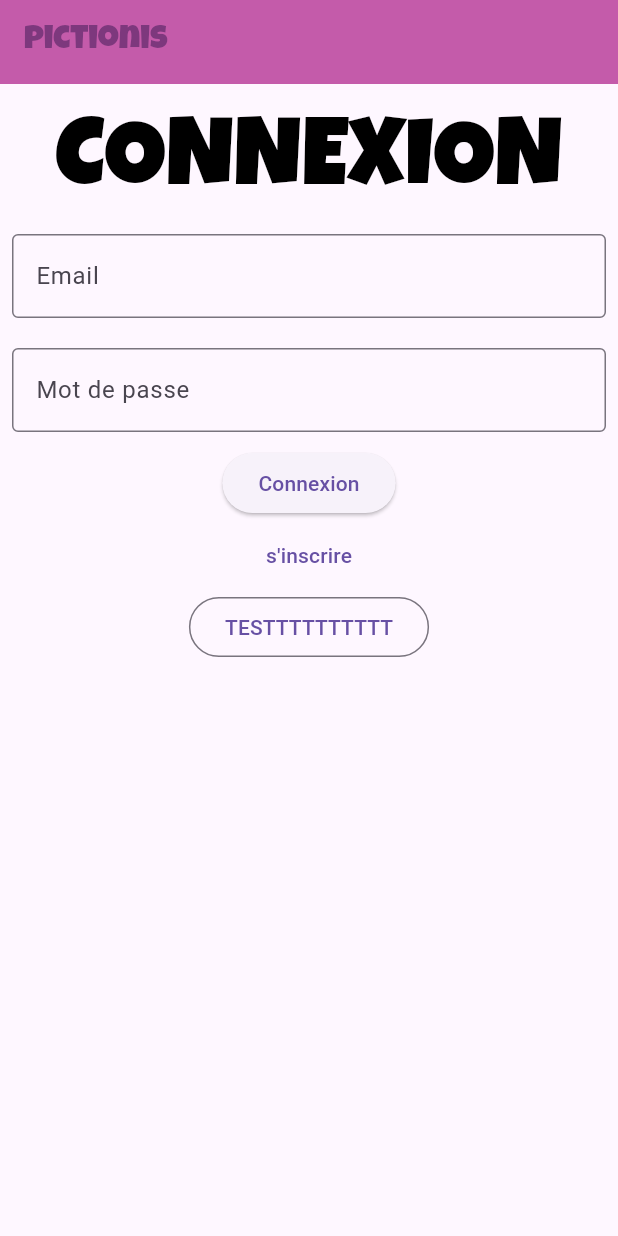
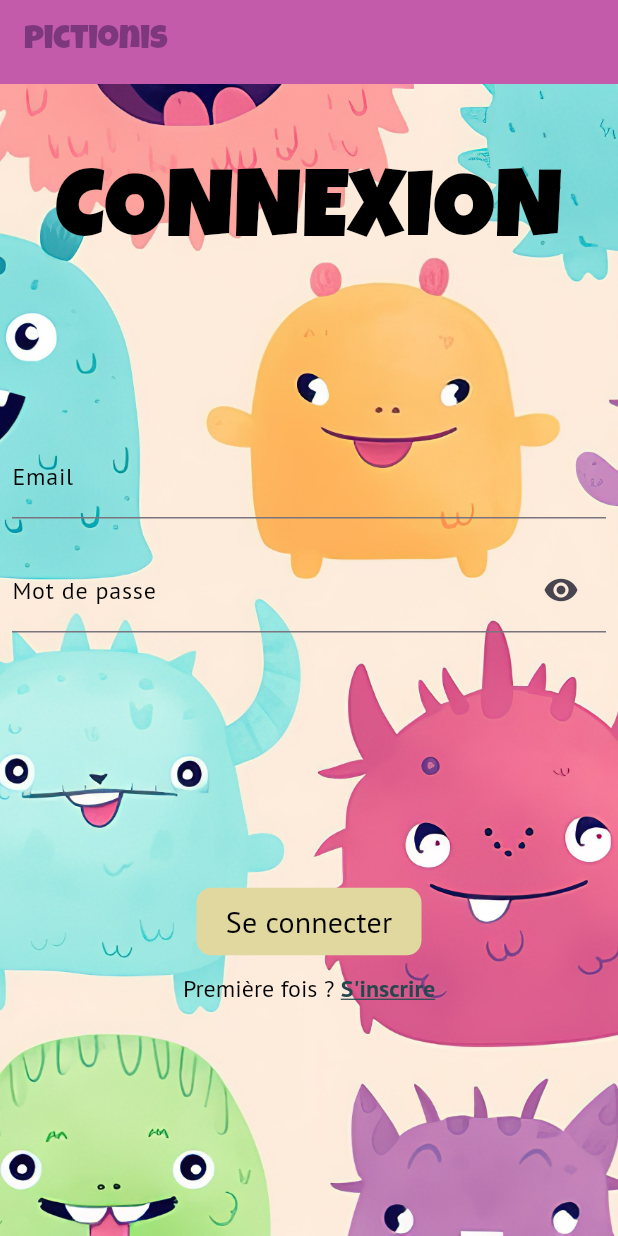
Before and after one commit to Martriss/pictionis, a Flutter app: the screen it shows after launch, on a phone screen of 412 x 824 dp. Run offline on Flutter 3.47's test engine with Material 3 defaults, Android fonts, the phone set to English and light mode, and no system bars; our stand-ins replace cloud_firestore, firebase_auth, firebase_core, flutter_colorpicker, flutter_expandable_fab; missing offline and left inert: dart:ffi; accounts and stored records are empty.

Commit message:
feat(style): add policy

```diff
--- a/pictionis/lib/screen/login_page.dart
+++ /dev/null
@@ -1,109 +0,0 @@
-import 'package:flutter/material.dart';
-import 'package:pictionis/service/auth_service.dart';
-// import 'package:google_fonts/google_fonts.dart';
-import 'package:pictionis/theme.dart';
-
-class LoginPage extends StatefulWidget {
-  const LoginPage({super.key});
-
-  @override
-  State<StatefulWidget> createState() => _LoginPageState();
-}
-
-class _LoginPageState extends State<LoginPage> {
-  final emailController = TextEditingController();
-  final passwordController = TextEditingController();
-  var loginPage = true;
-
-  Widget _title() {
-    var title = 'CONNEXION';
-    if (!loginPage) title = 'INSCRIPTION';
-    return Text(
-      title,
-      style:TextStyle(
-        fontFamily: 'LuckiestGuy',
-        fontSize: 64,
-        color: MyColors.colorDefault,
-      ),
-    );
-  }
-
-  Widget _entryField(String title, TextEditingController controller) {
-    return TextField(
-      controller: controller,
-      decoration: InputDecoration(
-        labelText: title,
-        border: const OutlineInputBorder(),
-      ),
-    );
-  }
-
-  Widget _secretField(String title, TextEditingController controller) {
-    return TextField(
-      controller: controller,
-      obscureText: true,
-      decoration: InputDecoration(
-        labelText: title,
-        border: const OutlineInputBorder(),
-      ),
-    );
-  }
-
-  SizedBox _padding(double height) {
-    return SizedBox(height: height,);
-  }
-
-
-
-  @override
-  Widget build(BuildContext context) {
-    return Scaffold(
-      appBar: AppBar(
-        title: Text(
-          "Pictionis",
-          style: TextStyle(fontFamily: 'LuckiestGuy', color: MyColors.darkColor),
-          ),
-        backgroundColor: MyColors.primaryColor,
-      ),
-      body: Center(
-        child: Padding(
-          padding: const EdgeInsets.all(8.0),
-          child: Form(
-            child: Column(
-              children: [
-                _title(),
-                _entryField('Email', emailController),
-                _padding(20),
-                _secretField('Mot de passe', passwordController),
-                _padding(10),
-                ElevatedButton(
-                    onPressed: () {
-                      if (emailController.text.isNotEmpty &&
-                          passwordController.text.isNotEmpty) {
-                        Auth().signInWithEmailAndPassword(
-                            email: emailController.text,
-                            password: passwordController.text);
-                      }
-                    },
-                    child: const Text("Connexion")),
-                TextButton(
-                    onPressed: () {
-                      if (emailController.text.isNotEmpty &&
-                          passwordController.text.isNotEmpty) {
-                        Auth().createUserWithEmailAndPassword(
-                            email: emailController.text,
-                            password: passwordController.text);
-                      }
-                    },
-                    // style: ButtonStyle(backgroundColor: WidgetStateProperty.all<Color>(MyColors.secondaryColor)),
-                    child: const Text("s'inscrire")
-                    ),
-                OutlinedButton(onPressed: () {}, child: const Text('TESTTTTTTTTTT'),)
-              ],
-            ),
-          ),
-        ),
-      ),
-    );
-  }
-}
--- /dev/null
+++ b/pictionis/lib/screen/login_register_page.dart
@@ -0,0 +1,230 @@
+import 'package:firebase_auth/firebase_auth.dart';
+import 'package:flutter/gestures.dart';
+import 'package:flutter/material.dart';
+import 'package:pictionis/service/auth_service.dart';
+import 'package:pictionis/theme.dart';
+
+class LoginRegisterPage extends StatefulWidget {
+  const LoginRegisterPage({super.key});
+
+  @override
+  State<StatefulWidget> createState() => _LoginRegisterPageState();
+}
+
+class _LoginRegisterPageState extends State<LoginRegisterPage> {
+  String? errMsg = '';
+  bool isLoginPage = true;
+  bool _obscureText = true;
+
+  final emailController = TextEditingController();
+  final passwordController = TextEditingController();
+
+  Future<void> signInWithEmailAndPassword() async {
+    try {
+      if (emailController.text.isNotEmpty && passwordController.text.isNotEmpty) {
+        await Auth().signInWithEmailAndPassword(
+          email: emailController.text,
+          password: passwordController.text
+        );
+      }
+    } on FirebaseAuthException catch (e) {
+      setState(() {
+        errMsg = e.message;
+      });
+    }
+  }
+
+  Future<void> signUpWithEmailAndPassword() async {
+    try {
+      if (emailController.text.isNotEmpty && passwordController.text.isNotEmpty) {
+        await Auth().createUserWithEmailAndPassword(
+          email: emailController.text,
+          password: passwordController.text
+        );
+      }
+    } on FirebaseAuthException catch (e) {
+      setState(() {
+        errMsg = e.message;
+      });
+    }
+  }
+
+  void switchPage() {
+    setState(() {
+      isLoginPage = !isLoginPage;
+    });
+  }
+
+  void showOrHidePwd() {
+    setState(() {
+      _obscureText = !_obscureText;
+    });
+  }
+
+  Widget _title() {
+    var title = 'CONNEXION';
+    if (!isLoginPage) title = 'INSCRIPTION';
+    return Text(
+      title,
+      style:TextStyle(
+        fontFamily: 'LuckiestGuy',
+        fontSize: 64,
+        color: MyColors.colorDefault,
+      ),
+    );
+  }
+
+  Widget _entryField(String title, TextEditingController controller) {
+    return TextField(
+      controller: controller,
+      decoration: InputDecoration(
+        labelText: title,
+        labelStyle: basicStyle(),
+        border: const UnderlineInputBorder(),
+      ),
+    );
+  }
+
+  Widget _secretField(String title, TextEditingController controller) {
+    return TextField(
+      controller: controller,
+      obscureText: _obscureText,
+      decoration: InputDecoration(
+        labelText: title,
+        labelStyle: basicStyle(),
+        border: const UnderlineInputBorder(),
+        suffixIcon: IconButton(
+          padding: const EdgeInsetsDirectional.only(end: 12.0),
+          onPressed: showOrHidePwd,
+          icon: _obscureText ? const Icon(Icons.visibility) : const Icon(Icons.visibility_off)
+        )
+      ),
+    );
+  }
+
+  Widget _padding(double height) {
+    return SizedBox(height: height);
+  }
+
+  Widget _button(String title, VoidCallback func) {
+    return TextButton(
+      style: ButtonStyle(
+        backgroundColor: WidgetStateProperty.all(MyColors.secondaryColor),
+        shape: WidgetStateProperty.all(
+          RoundedRectangleBorder(
+            borderRadius: BorderRadius.circular(10),
+          ),
+        ),
+        fixedSize: WidgetStateProperty.all(Size.fromWidth(150))
+      ),
+      onPressed: func,
+      child: Text(
+        title,
+        style: basicStyle(fontSize: 20)
+      )
+    );
+  }
+
+  Widget _submitButton() {
+    if (isLoginPage) {
+      return _button('Se connecter', signInWithEmailAndPassword);
+    }
+    return _button("S'inscrire", signUpWithEmailAndPassword);
+  }
+
+  Widget _sub(String preStr, String nameLink, VoidCallback func) {
+    return RichText(
+        text: TextSpan(
+          text: preStr,
+          style: basicStyle(),
+          children: [
+            TextSpan(
+              text: nameLink,
+              style: basicStyle(color: MyColors.darkColor2, decoration: TextDecoration.underline, fontWeight: FontWeight.bold),
+              recognizer: TapGestureRecognizer()
+              ..onTap = () {
+                func();
+              }
+            ),
+          ],
+        ),
+      );
+  }
+
+  Widget _errorMessage() {
+    return Text(errMsg == '' ? '' : 'Humm ? $errMsg',
+      style: basicStyle(color: Colors.red)
+    );
+  }
+
+  Widget _subMessage() {
+    if (isLoginPage) {
+      return _sub('Première fois ? ', "S'inscrire", switchPage);
+    }
+    return _sub('Déjà un compte ? ', 'Se connecter', switchPage);
+  }
+
+
+
+  @override
+  Widget build(BuildContext context) {
+    return Scaffold(
+      appBar: AppBar(
+        title: Text(
+          "Pictionis",
+          style: TextStyle(fontFamily: 'LuckiestGuy', color: MyColors.darkColor),
+          ),
+        backgroundColor: MyColors.primaryColor,
+      ),
+      body: Container(
+        decoration: BoxDecoration(
+          image: DecorationImage(
+            image: AssetImage('assets/background.jpg'),
+            // image: NetworkImage("https://img-cdn.pixlr.com/image-generator/history/65bb506dcb310754719cf81f/ede935de-1138-4f66-8ed7-44bd16efc709/medium.webp"),
+            fit: BoxFit.cover
+          ),
+        ),
+        // color: Colors.red,
+        child: Center(
+          child: Padding(
+            padding: const EdgeInsets.all(8.0),
+            child: Form(
+              child: Column(
+                children: [
+                  Expanded(flex: 3, child: Column(
+                    children: [
+                      _padding(35),
+                      _title()
+                    ],
+                  )),
+                  Expanded(
+                    flex: 4,
+                    child: Column(
+                      children: [
+                        _entryField('Email', emailController),
+                        _padding(20),
+                        _secretField('Mot de passe', passwordController),
+                        _padding(10),
+                        _errorMessage(),
+                      ],
+                    ),
+                  ),
+                  Expanded(
+                    flex: 3,
+                    child: Column(
+                      children: [
+                        _submitButton(),
+                        _padding(10),
+                        _subMessage()
+                      ],
+                    ),
+                  )
+                ],
+              ),
+            ),
+          ),
+        )
+      ),
+    );
+  }
+}
--- a/pictionis/lib/theme.dart
+++ b/pictionis/lib/theme.dart
@@ -1,3 +1,5 @@
+import 'dart:ffi';
+
 import 'package:flutter/material.dart';
 
 class MyColors {
@@ -8,3 +10,13 @@ class MyColors {
   static const darkColor = Color(0xFF7D387D);
   static const darkColor2 = Color(0xFF27474E);
 }
+
+TextStyle basicStyle({double fontSize = 16, Color color = MyColors.colorDefault, FontWeight fontWeight = FontWeight.normal, TextDecoration decoration = TextDecoration.none }) {
+  return TextStyle(
+    fontFamily: 'PTSans',
+    color: color,
+    fontSize: fontSize,
+    fontWeight: fontWeight,
+    decoration: decoration
+  );
+}
--- a/pictionis/lib/widget_selector.dart
+++ b/pictionis/lib/widget_selector.dart
@@ -1,6 +1,6 @@
 import 'package:flutter/material.dart';
 import 'package:pictionis/screen/home_page.dart';
-import 'package:pictionis/screen/login_page.dart';
+import 'package:pictionis/screen/login_register_page.dart';
 import 'package:pictionis/service/auth_service.dart';
 
 class WidgetSelector extends StatefulWidget {
@@ -23,7 +23,7 @@ class _WidgetSelectorState extends State<WidgetSelector> {
             child: CircularProgressIndicator()
           );
         }
-        return const LoginPage();
+        return const LoginRegisterPage();
       },
     );
   }
--- a/pictionis/pubspec.yaml
+++ b/pictionis/pubspec.yaml
@@ -69,6 +69,8 @@ flutter:
   # assets:
   #   - images/a_dot_burr.jpeg
   #   - images/a_dot_ham.jpeg
+  assets:
+    - assets/
 
   # An image asset can refer to one or more resolution-specific "variants", see
   # https://flutter.dev/assets-and-images/#resolution-aware
```
Also changed, not shown: pictionis/assets/background.jpg (added).
